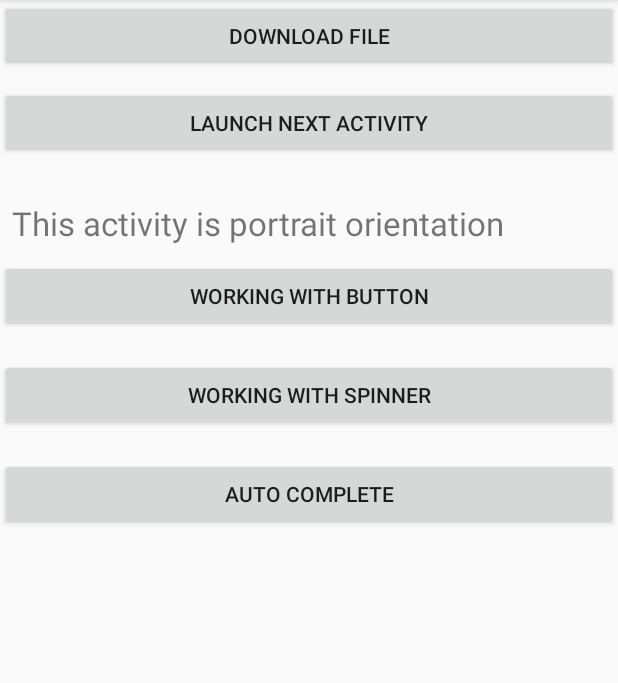
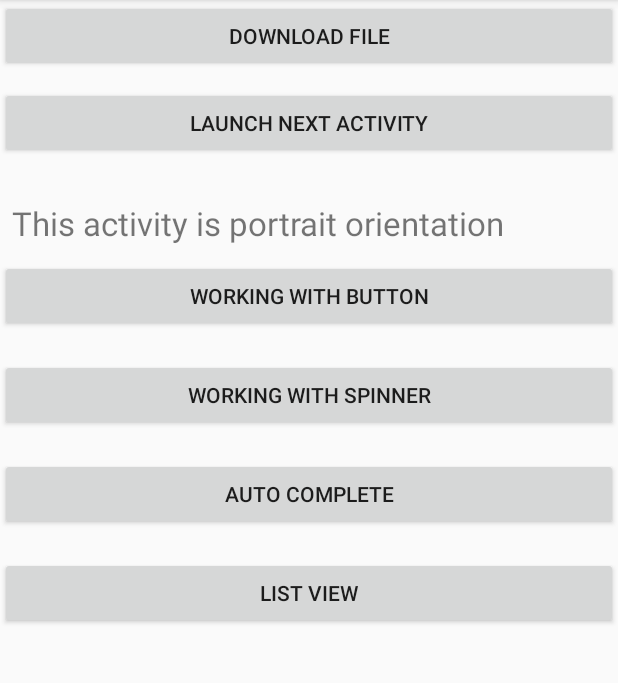
Before and after one commit to chamathshashika/android_testing, an Android app: the screen it shows after launch (MainActivity), on a phone screen of 412 x 824 dp, the part 84-767 px from its top. Run offline under Robolectric (Android 15) with nearby library versions, the light colour scheme and no system bars.

Commit message:
List view done

```diff
--- a/build.gradle
+++ b/build.gradle
@@ -1,6 +1,5 @@
 apply plugin: 'com.android.application'
-apply plugin: 'kotlin-android'
-apply plugin: 'kotlin-android-extensions'
+
 
 android {
     compileSdkVersion 29
@@ -28,5 +27,5 @@ dependencies {
     testImplementation 'junit:junit:4.12'
     androidTestImplementation 'androidx.test:runner:1.2.0'
     androidTestImplementation 'androidx.test.espresso:espresso-core:3.2.0'
-    implementation "org.jetbrains.kotlin:kotlin-stdlib-jdk7:$kotlin_version"
+
 }
--- a/src/main/AndroidManifest.xml
+++ b/src/main/AndroidManifest.xml
@@ -9,7 +9,8 @@
         android:roundIcon="@mipmap/ic_launcher_round"
         android:supportsRtl="true"
         android:theme="@style/AppTheme">
-        <activity android:name=".AutocompleteActivity"></activity>
+        <activity android:name=".MyList"></activity>
+        <activity android:name=".AutocompleteActivity" />
         <activity android:name=".Autocomplete_Activity" />
         <activity android:name=".SpinnerActivity" />
         <activity android:name=".working_with_Button" />
--- a/src/main/java/com/example/myapplication/MainActivity.java
+++ b/src/main/java/com/example/myapplication/MainActivity.java
@@ -33,6 +33,7 @@ public class MainActivity extends AppCompatActivity {
     Button button3;
     Button button4;
     Button button5;
+    Button button6;
 
     @Override
     protected void onCreate(Bundle savedInstanceState) {
@@ -43,6 +44,7 @@ public class MainActivity extends AppCompatActivity {
         button3 = (Button) findViewById(R.id.button3);
         button4 = (Button) findViewById(R.id.button4);
         button5 = (Button) findViewById(R.id.button5);
+        button6 = (Button) findViewById(R.id.button6);
 
         addListenerOnButtonClick();
 
@@ -59,6 +61,11 @@ public class MainActivity extends AppCompatActivity {
 
     public void onClickSpinnerButton(View v){
         Intent intent = new Intent(MainActivity.this,SpinnerActivity.class);
+        startActivity(intent);
+    }
+
+    public void onClickListViewButton(View v){
+        Intent intent = new Intent(MainActivity.this,MyList.class);
         startActivity(intent);
     }
 
--- a/src/main/res/layout/activity_main.xml
+++ b/src/main/res/layout/activity_main.xml
@@ -103,6 +103,16 @@
                 android:layout_marginTop="10dp"
                 android:layout_marginBottom="8dp"/>
 
+            <Button
+                android:id="@+id/button6"
+                android:layout_width="fill_parent"
+                android:layout_height="fill_parent"
+                android:text="List View"
+                android:onClick="onClickListViewButton"
+                tools:layout_editor_absoluteX="100dp"
+                tools:layout_editor_absoluteY="318dp"
+                android:layout_marginTop="10dp"
+                android:layout_marginBottom="8dp"/>
 
 
         </LinearLayout>
```
Also changed, not shown: src/main/java/com/example/myapplication/MyList.java (added, +44 -0 lines), src/main/res/layout/activity_my_list.xml (added, +17 -0 lines), src/main/res/layout/mylist.xml (added, +19 -0 lines), src/main/res/values/strings.xml (+17 -0 lines).
